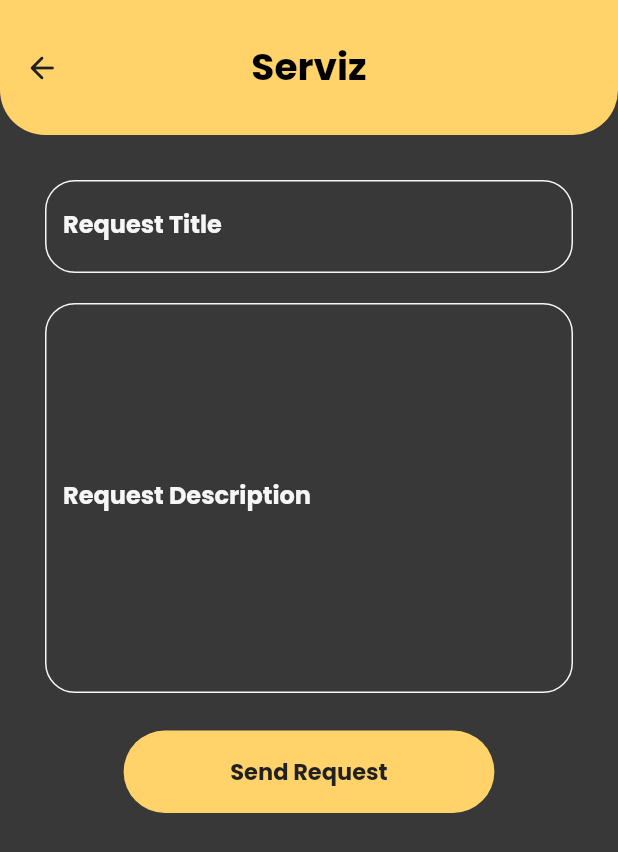
After one commit to jesi318/serviz-old, a Flutter app: the RequestScreen screen opened by its route, on a phone screen of 412 x 824 dp. The commit adds this screen. Shown: the top 852 px of the screen. Run offline on Flutter 3.47's test engine with Material 2 defaults, Android fonts, the phone set to English and light mode, and no system bars; drawn by our look-alikes of flutter_bounce; our stand-ins replace cloud_firestore, dotted_border, file_picker, firebase_auth, firebase_core, firebase_storage and 3 more; accounts and stored records are empty.

Commit message:
request feature added for students

```diff
--- a/lib/routes.dart
+++ b/lib/routes.dart
@@ -1,4 +1,5 @@
 import 'package:get/get.dart';
+import 'package:serviz/screens/requestScreen.dart';
 import 'package:serviz/screens/create_group.dart';
 import 'package:serviz/screens/join_group_form.dart';
 import 'package:serviz/screens/create_join_group.dart';
@@ -29,6 +30,7 @@ appRoutes() => [
       GetPage(name: '/mygroupform', page: () => MyGroupForm()),
       GetPage(name: '/teachershomepage', page: () => TeachersHomePage()),
       GetPage(name: '/viewgroupspage', page: () => ViewGroups()),
+      GetPage(name: '/submitrequestspage', page: () => RequestScreen()),
     ];
 
 class MyMiddelware extends GetMiddleware {
--- /dev/null
+++ b/lib/screens/allprojects_panel.dart
@@ -0,0 +1 @@
+import 'package:flutter/material.dart';
--- /dev/null
+++ b/lib/screens/requestScreen.dart
@@ -0,0 +1,173 @@
+import 'package:cloud_firestore/cloud_firestore.dart';
+import 'package:firebase_auth/firebase_auth.dart';
+import 'package:flutter/material.dart';
+import 'package:flutter/src/widgets/container.dart';
+import 'package:flutter/src/widgets/framework.dart';
+import 'package:flutter_bounce/flutter_bounce.dart';
+import 'package:google_fonts/google_fonts.dart';
+import 'package:serviz/functions/getusername.dart';
+import 'package:serviz/utils/colors.dart';
+import 'package:serviz/widgets/appbar.dart';
+
+class RequestScreen extends StatefulWidget {
+  const RequestScreen({super.key});
+
+  @override
+  State<RequestScreen> createState() => _RequestScreenState();
+}
+
+class _RequestScreenState extends State<RequestScreen> {
+  final user = FirebaseAuth.instance.currentUser;
+  final _titletextController = TextEditingController();
+  final _descriptiontextController = TextEditingController();
+  FocusNode mytitleFocusNode = new FocusNode();
+  FocusNode mydescFocusNode = new FocusNode();
+  String username = "";
+  String grp_id = "";
+
+  @override
+  Widget build(BuildContext context) {
+    return Scaffold(
+      appBar: MyBackAppBar(),
+      backgroundColor: AppColors.grey_background,
+      body: SingleChildScrollView(
+        child: Container(
+          child: Padding(
+            padding: const EdgeInsets.all(30),
+            child: Column(
+              mainAxisAlignment: MainAxisAlignment.center,
+              children: [
+                Titletext(),
+                SizedBox(
+                  height: 20,
+                ),
+                Descriptiontext(),
+                SizedBox(
+                  height: 25,
+                ),
+                Bounce(
+                  duration: Duration(milliseconds: 110),
+                  onPressed: () async {
+                    await FirebaseFirestore.instance
+                        .collection("request")
+                        .doc("notification")
+                        .update({
+                      'AIML': FieldValue.arrayUnion([
+                        {
+                          'title': _titletextController.text,
+                          'description': _descriptiontextController.text,
+                          'status': 'pending'
+                        }
+                      ])
+                    });
+                  },
+                  child: Center(
+                    child: Container(
+                      width: MediaQuery.of(context).size.width * 0.6,
+                      height: MediaQuery.of(context).size.height * 1 / 15,
+                      decoration: BoxDecoration(
+                          borderRadius: BorderRadius.circular(30),
+                          color: AppColors.yellow_accent),
+                      child: Center(
+                        child: Bounce(
+                          duration: Duration(milliseconds: 110),
+                          onPressed: () {
+                            //do the auth control here
+                          },
+                          child: Text(
+                            'Send Request',
+                            style: GoogleFonts.poppins(
+                                color: AppColors.black_background,
+                                fontWeight: FontWeight.bold,
+                                fontSize: 15),
+                          ),
+                        ),
+                      ),
+                    ),
+                  ),
+                ),
+              ],
+            ),
+          ),
+        ),
+      ),
+    );
+  }
+
+  Widget Titletext() => TextField(
+        focusNode: mytitleFocusNode,
+        cursorColor: AppColors.yellow_accent,
+        controller: _titletextController,
+        textInputAction: TextInputAction.next,
+        style: GoogleFonts.poppins(
+          color: AppColors.white_text,
+          fontWeight: FontWeight.bold,
+        ),
+        decoration: InputDecoration(
+          enabledBorder: OutlineInputBorder(
+              borderSide: BorderSide(color: AppColors.white_text),
+              borderRadius: BorderRadius.circular(20)),
+          focusedBorder: OutlineInputBorder(
+              borderSide: BorderSide(color: AppColors.yellow_accent),
+              borderRadius: BorderRadius.circular(20)),
+          labelText: 'Request Title',
+          labelStyle: GoogleFonts.poppins(
+            color: mytitleFocusNode.hasFocus
+                ? AppColors.yellow_accent
+                : AppColors.white_text,
+          ),
+          suffixIcon: _titletextController.text.isEmpty
+              ? Container(
+                  width: 0,
+                )
+              : IconButton(
+                  icon: Icon(
+                    Icons.clear_rounded,
+                    color: AppColors.yellow_accent,
+                  ),
+                  onPressed: () {
+                    _titletextController.clear();
+                  },
+                ),
+        ),
+      );
+
+  Widget Descriptiontext() => TextField(
+        maxLines: 10,
+        focusNode: mydescFocusNode,
+        cursorColor: AppColors.yellow_accent,
+        controller: _descriptiontextController,
+        textInputAction: TextInputAction.next,
+        style: GoogleFonts.poppins(
+          color: AppColors.white_text,
+          fontWeight: FontWeight.bold,
+        ),
+        decoration: InputDecoration(
+          enabledBorder: OutlineInputBorder(
+              borderSide: BorderSide(color: AppColors.white_text),
+              borderRadius: BorderRadius.circular(20)),
+          focusedBorder: OutlineInputBorder(
+              borderSide: BorderSide(color: AppColors.yellow_accent),
+              borderRadius: BorderRadius.circular(20)),
+          labelText: 'Request Description',
+          labelStyle: GoogleFonts.poppins(
+            color: mydescFocusNode.hasFocus
+                ? AppColors.yellow_accent
+                : AppColors.white_text,
+          ),
+          suffixIcon: _descriptiontextController.text.isEmpty
+              ? Container(
+                  width: 0,
+                )
+              : IconButton(
+                  icon: Icon(
+                    Icons.clear_rounded,
+                    color: AppColors.yellow_accent,
+                  ),
+                  onPressed: () {
+                    _descriptiontextController.clear();
+                  },
+                ),
+        ),
+      );
+}
--- a/lib/widgets/TeachersWidgetcard.dart
+++ b/lib/widgets/TeachersWidgetcard.dart
@@ -7,10 +7,10 @@ import 'package:google_fonts/google_fonts.dart';
 import '../utils/colors.dart';
 
 class TeachersWidgetCard extends StatefulWidget {
-  const TeachersWidgetCard({Key? key, required this.week, this.status})
+  const TeachersWidgetCard({Key? key, required this.week, required this.status})
       : super(key: key);
   final String week;
-  final String? status;
+  final String status;
 
   @override
   State<TeachersWidgetCard> createState() => _TeachersWidgetCardState();
@@ -76,8 +76,7 @@ class _TeachersWidgetCardState extends State<TeachersWidgetCard> {
                               overflow: TextOverflow.ellipsis,
                             ),
                           ),
-                          widget.status != null
-                              ? Row(
+                          Row(
                             children: [
                               Align(
                                 alignment: AlignmentDirectional.bottomEnd,
@@ -89,17 +88,13 @@ class _TeachersWidgetCardState extends State<TeachersWidgetCard> {
                               ),
                               Align(
                                 alignment: AlignmentDirectional.bottomEnd,
-                                      child: Text(widget.status.toString(),
+                                child: Text(widget.status,
                                     style: GoogleFonts.poppins(
                                         color: Colors.green,
                                         fontSize: 15.0,
                                         fontWeight: FontWeight.normal)),
-                                    )
+                              ),
                             ],
-                                )
-                              : Container(
-                                  height: 0,
-                                  width: 0,
                           ),
                         ],
                       ),
--- a/lib/widgets/students_drawer/buildListItem.dart
+++ b/lib/widgets/students_drawer/buildListItem.dart
@@ -6,6 +6,7 @@ import 'package:get/get.dart';
 import 'package:google_fonts/google_fonts.dart';
 import 'package:serviz/auth_controller.dart';
 import 'package:serviz/functions/getusername.dart';
+import 'package:serviz/screens/requestScreen.dart';
 import 'package:serviz/utils/colors.dart';
 import 'package:cloud_firestore/cloud_firestore.dart';
 
@@ -104,15 +105,17 @@ Widget buildListItems(BuildContext context) {
       ),
       ListTile(
         leading: const Icon(
-          Icons.settings,
+          Icons.hdr_weak_rounded,
           color: AppColors.yellow_accent,
         ),
         title: Text(
-          'Settings',
+          'Requests',
           style: GoogleFonts.poppins(
               fontWeight: FontWeight.normal, color: AppColors.yellow_accent),
         ),
-        onTap: () {},
+        onTap: () {
+          Get.toNamed('submitrequestspage');
+        },
       ),
       SizedBox(
         height: 30,
```
Lines whose indentation alone changed are shown as unchanged.
